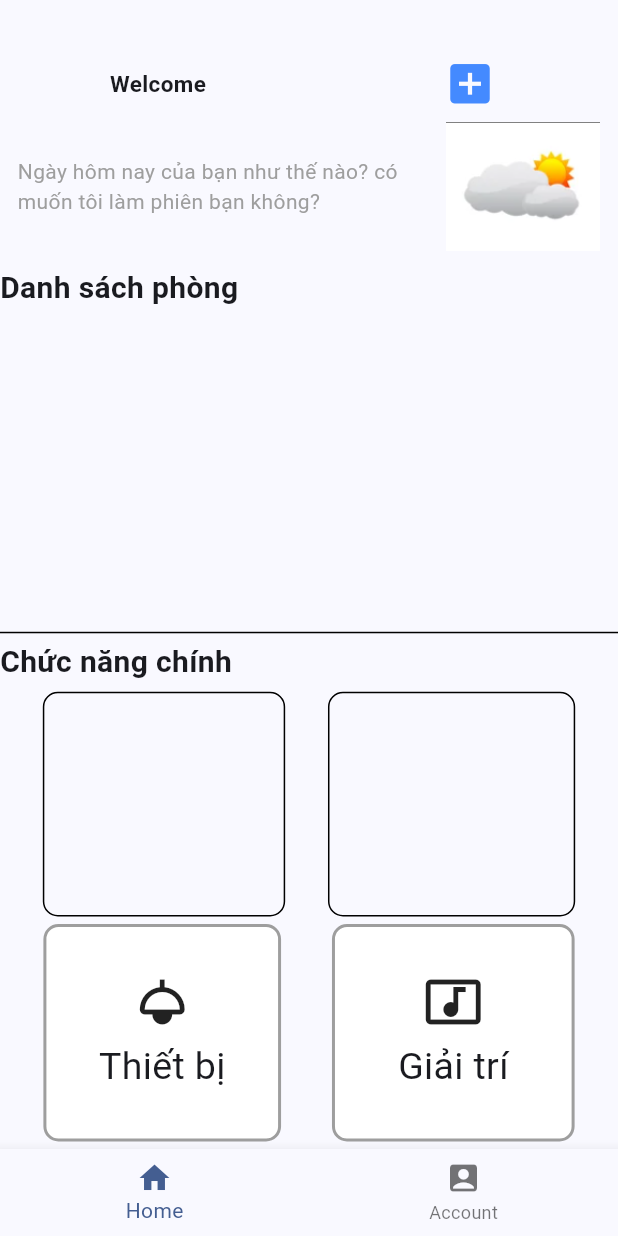
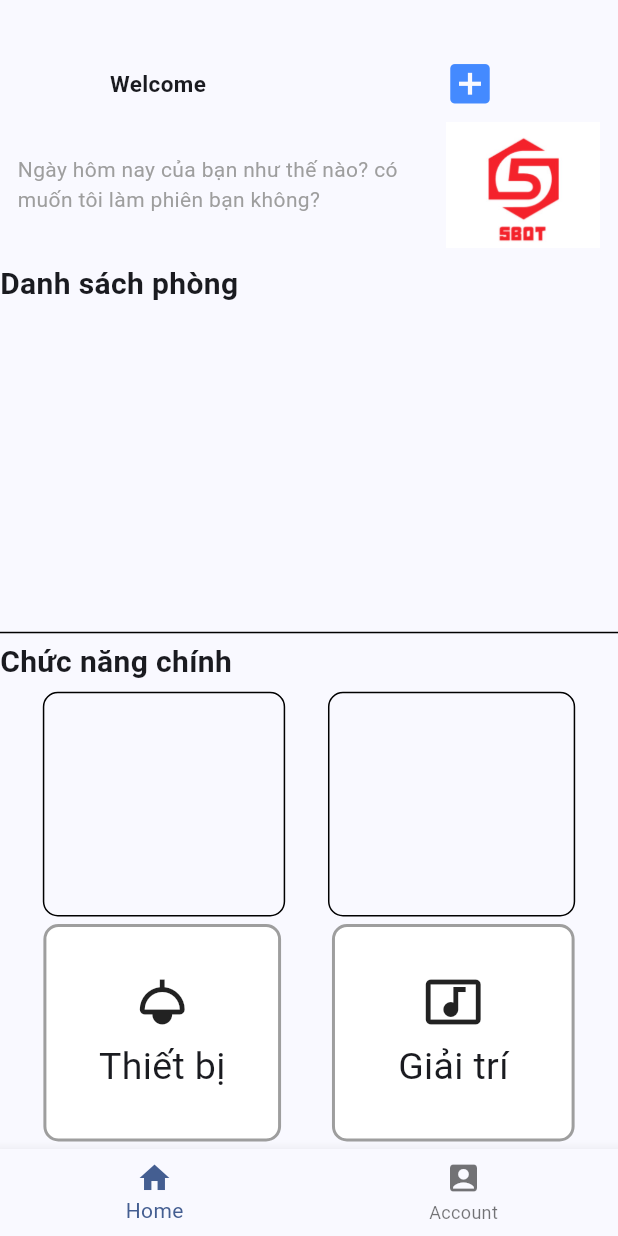
Before and after one commit to LongGiang016/DoanArduino, a Flutter app: the screen it shows once a user with an empty profile is signed in, on a phone screen of 412 x 824 dp. Run offline on Flutter 3.47's test engine with Material 3 defaults, Android fonts, the phone set to English and light mode, and no system bars; drawn by our look-alikes of firebase_database; our stand-ins replace cloud_firestore, firebase_auth, firebase_core, get; missing offline and left inert: metaballs, rename, restart_app; accounts and stored records are empty; project files that could hold a hidden picture were left out.

Commit message:
sua cai dam may

```diff
--- a/FlutterSmartHomeHC/lib/trangchu/views/trangchu/ChucNangChinh_screen.dart
+++ b/FlutterSmartHomeHC/lib/trangchu/views/trangchu/ChucNangChinh_screen.dart
@@ -1,7 +1,7 @@
 import 'package:firebase_database/firebase_database.dart';
 import 'package:firebase_database/ui/firebase_animated_list.dart';
 import 'package:flutter/material.dart';
-import 'package:flutter_application_1/CanhBao/canh_bao.dart';
+import 'package:flutter_application_1/trangchu/views/trangchu/canh_bao.dart';
 import 'package:flutter_application_1/HTChieuSang/chieusang_screen.dart';
 import 'package:flutter_application_1/ThietBi/detail.dart';
 import 'package:flutter_application_1/tranggiaitri/entertaiment_screen.dart';
--- a/FlutterSmartHomeHC/lib/trangchu/views/trangchu/Rowbanner.dart
+++ b/FlutterSmartHomeHC/lib/trangchu/views/trangchu/Rowbanner.dart
@@ -59,7 +59,7 @@ class Rowbanner extends StatelessWidget {
                 softWrap: true,
               ),
             ),
-            Image.asset("assets/img/h1.png",
+            Image.asset("assets/img/h2.jpg",
                 width: MediaQuery.of(context).size.width / 4),
           ],
         )
--- a/FlutterSmartHomeHC/pubspec.yaml
+++ b/FlutterSmartHomeHC/pubspec.yaml
@@ -74,6 +74,7 @@ flutter:
   # To add assets to your application, add an assets section, like this:
   assets:
     - assets/img/h1.png
+    - assets/img/h2.jpg
     - assets/img/5BOT-logos.png
     - assets/data/datalist.json
     - assets/data/dsD.json
```
Also changed, not shown: FlutterSmartHomeHC/assets/img/h2.jpg (added), FlutterSmartHomeHC/lib/trangchu/views/trangchu/canh_bao.dart (renamed from FlutterSmartHomeHC/lib/CanhBao/canh_bao.dart).
